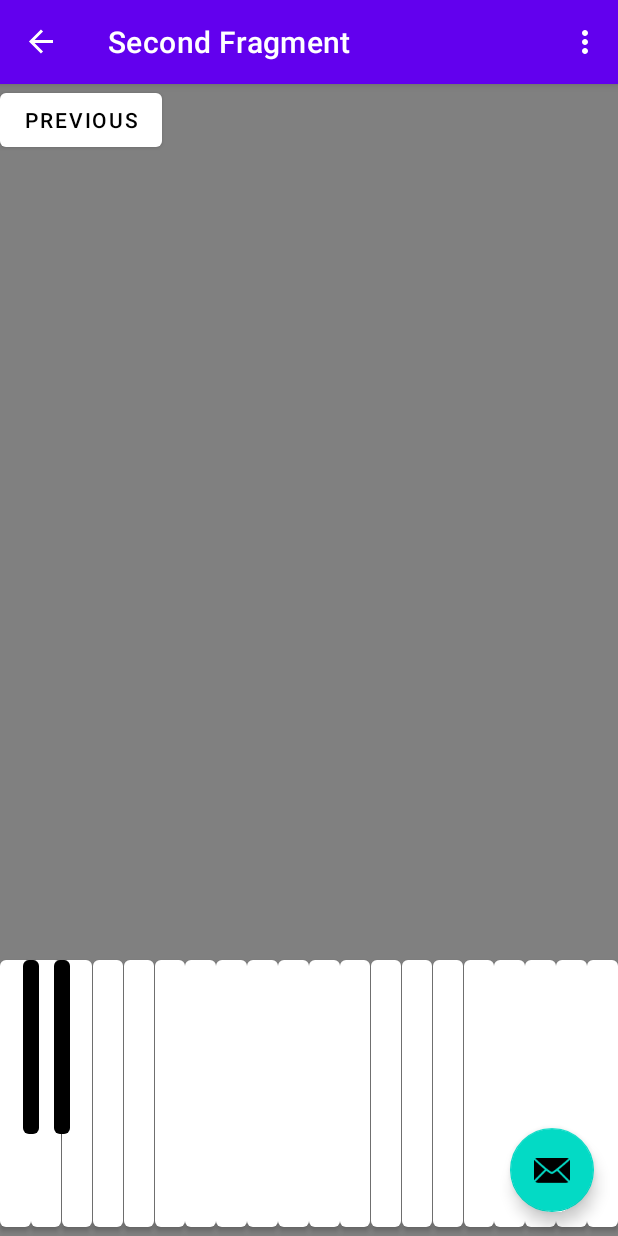
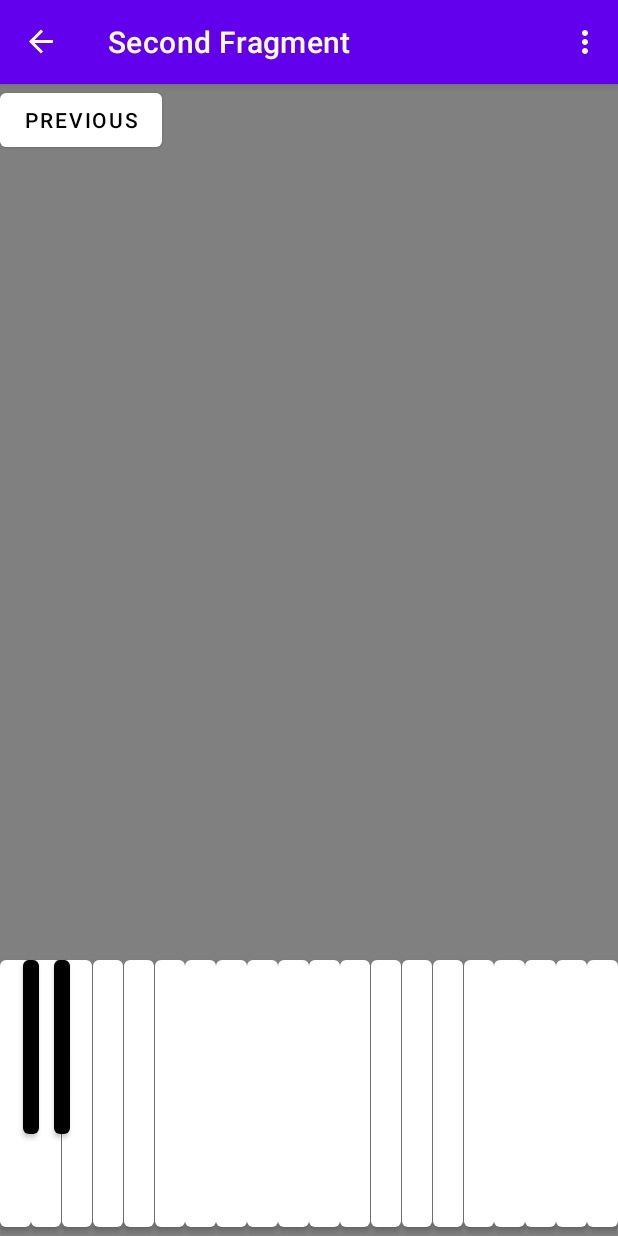
Before and after one commit to DavidRadberg/PitchTrainer, an Android app: the SecondFragment screen opened through its navigation route, on a phone screen of 412 x 824 dp. Run offline under Robolectric (Android 15) with nearby library versions, the phone set to English and light mode, and no system bars; our stand-ins replace navigation-ui.

Commit message:
setting black keys to front
setting black keys to front of view by adding additional
layout.
Also removing email icon

```diff
--- a/app/src/main/java/com/example/pitchtrainer/MainActivity.kt
+++ b/app/src/main/java/com/example/pitchtrainer/MainActivity.kt
@@ -29,11 +29,6 @@ class MainActivity : AppCompatActivity() {
         val navController = findNavController(R.id.nav_host_fragment_content_main)
         appBarConfiguration = AppBarConfiguration(navController.graph)
         setupActionBarWithNavController(navController, appBarConfiguration)
-
-        binding.fab.setOnClickListener { view ->
-            Snackbar.make(view, "Replace with your own action", Snackbar.LENGTH_LONG)
-                .setAction("Action", null).show()
-        }
     }
 
     override fun onCreateOptionsMenu(menu: Menu): Boolean {
--- a/app/src/main/res/layout/activity_main.xml
+++ b/app/src/main/res/layout/activity_main.xml
@@ -23,13 +23,4 @@
 
     <include layout="@layout/content_main" />
 
-    <com.google.android.material.floatingactionbutton.FloatingActionButton
-        android:id="@+id/fab"
-        android:layout_width="wrap_content"
-        android:layout_height="wrap_content"
-        android:layout_gravity="bottom|end"
-        android:layout_marginEnd="@dimen/fab_margin"
-        android:layout_marginBottom="16dp"
-        app:srcCompat="@android:drawable/ic_dialog_email" />
-
 </androidx.coordinatorlayout.widget.CoordinatorLayout>
--- a/app/src/main/res/layout/fragment_second.xml
+++ b/app/src/main/res/layout/fragment_second.xml
@@ -8,25 +8,11 @@
     tools:context=".SecondFragment">
 
     <androidx.constraintlayout.widget.Guideline
-        android:id="@+id/guideline_00"
-        android:layout_width="wrap_content"
-        android:layout_height="wrap_content"
-        android:orientation="vertical"
-        app:layout_constraintGuide_percent=".0" />
-
-    <androidx.constraintlayout.widget.Guideline
         android:id="@+id/guideline_04"
         android:layout_width="wrap_content"
         android:layout_height="wrap_content"
         android:orientation="vertical"
         app:layout_constraintGuide_percent=".037" />
-
-    <androidx.constraintlayout.widget.Guideline
-        android:id="@+id/guideline_05"
-        android:layout_width="wrap_content"
-        android:layout_height="wrap_content"
-        android:orientation="vertical"
-        app:layout_constraintGuide_percent=".05" />
 
     <androidx.constraintlayout.widget.Guideline
         android:id="@+id/guideline_06"
@@ -43,18 +29,40 @@
         app:layout_constraintGuide_percent=".087" />
 
     <androidx.constraintlayout.widget.Guideline
+        android:id="@+id/guideline_11"
+        android:layout_width="wrap_content"
+        android:layout_height="wrap_content"
+        android:orientation="vertical"
+        app:layout_constraintGuide_percent=".113" />
+
+    <androidx.constraintlayout.widget.ConstraintLayout xmlns:android="http://schemas.android.com/apk/res/android"
+        xmlns:app="http://schemas.android.com/apk/res-auto"
+        xmlns:tools="http://schemas.android.com/tools"
+        android:layout_width="match_parent"
+        android:layout_height="match_parent"
+        android:background="@color/Gray"
+        tools:context=".SecondFragment">
+
+    <androidx.constraintlayout.widget.Guideline
+        android:id="@+id/guideline_00"
+        android:layout_width="wrap_content"
+        android:layout_height="wrap_content"
+        android:orientation="vertical"
+        app:layout_constraintGuide_percent=".0" />
+
+    <androidx.constraintlayout.widget.Guideline
+        android:id="@+id/guideline_05"
+        android:layout_width="wrap_content"
+        android:layout_height="wrap_content"
+        android:orientation="vertical"
+        app:layout_constraintGuide_percent=".05" />
+
+    <androidx.constraintlayout.widget.Guideline
         android:id="@+id/guideline_10"
         android:layout_width="wrap_content"
         android:layout_height="wrap_content"
         android:orientation="vertical"
         app:layout_constraintGuide_percent=".10" />
-
-    <androidx.constraintlayout.widget.Guideline
-        android:id="@+id/guideline_11"
-        android:layout_width="wrap_content"
-        android:layout_height="wrap_content"
-        android:orientation="vertical"
-        app:layout_constraintGuide_percent=".113" />
 
     <androidx.constraintlayout.widget.Guideline
         android:id="@+id/guideline_15"
@@ -554,6 +562,8 @@
         app:layout_constraintLeft_toLeftOf="@+id/guideline_95"
         app:layout_constraintStart_toStartOf="@+id/guideline_95" />
 
+    </androidx.constraintlayout.widget.ConstraintLayout>
+
     <Button
         android:id="@+id/button_db3"
         android:layout_width="0dp"
```
